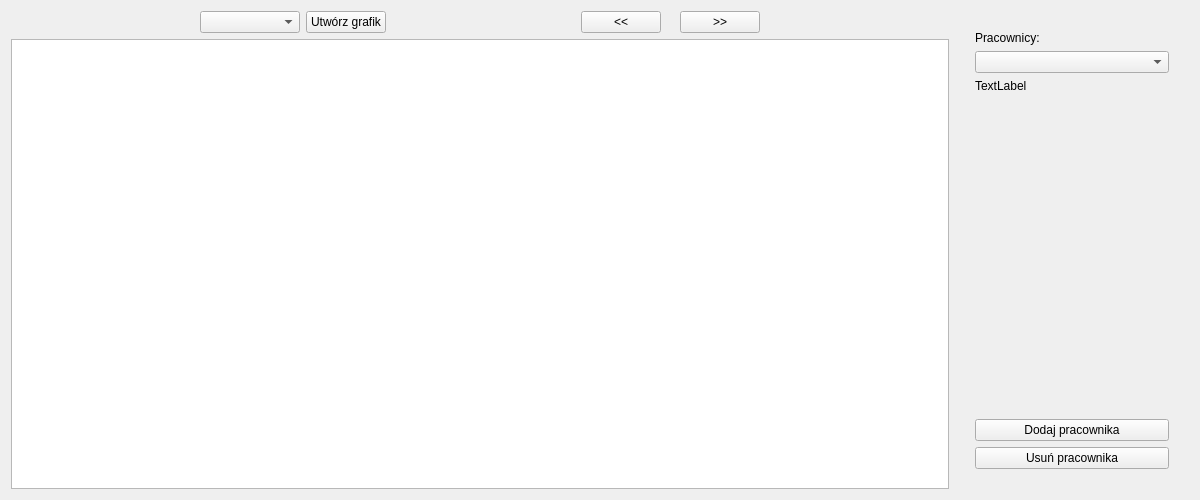
Qt form mainwindow.ui (foreth/grafiker_gui) before a commit.
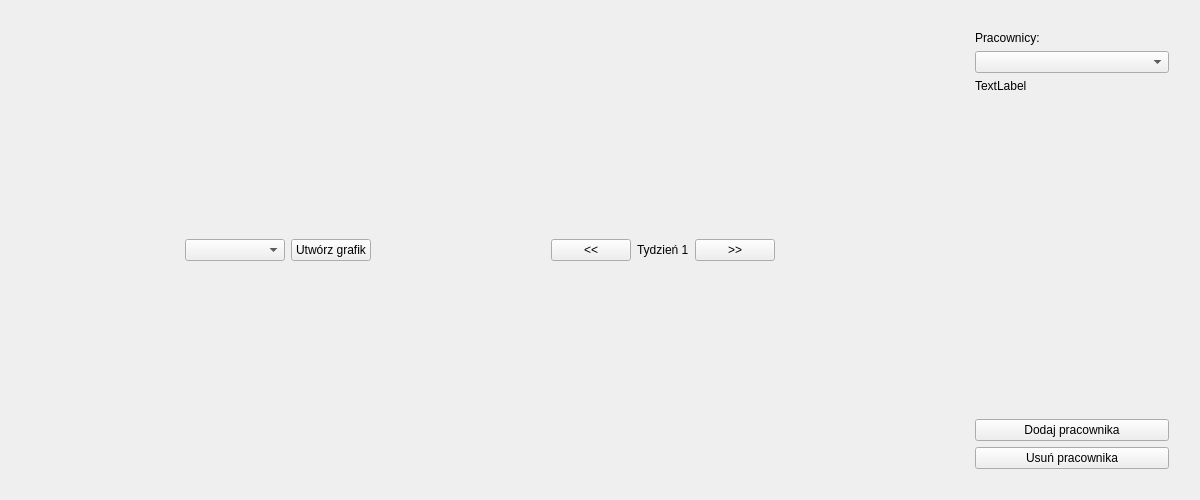
The same form after that commit.

Diff of the .ui file:
```diff
--- a/mainwindow.ui
+++ b/mainwindow.ui
@@ -20,6 +20,9 @@
       <layout class="QVBoxLayout" name="verticalLayout_2" stretch="10,90">
        <item>
         <layout class="QHBoxLayout" name="horizontalLayout" stretch="0,0,0,0,0,0,0,0">
+         <property name="sizeConstraint">
+          <enum>QLayout::SetDefaultConstraint</enum>
+         </property>
          <item>
           <spacer name="horizontalSpacer">
            <property name="orientation">
@@ -94,7 +97,7 @@
          <item>
           <widget class="QLabel" name="currentWeek">
            <property name="text">
-            <string/>
+            <string>Tydzień 1</string>
            </property>
           </widget>
          </item>
@@ -121,7 +124,11 @@
         </layout>
        </item>
        <item>
-        <widget class="QTableWidget" name="tableWidget"/>
+        <layout class="QGridLayout" name="gridSchedule">
+         <property name="sizeConstraint">
+          <enum>QLayout::SetFixedSize</enum>
+         </property>
+        </layout>
        </item>
       </layout>
      </item>
```
